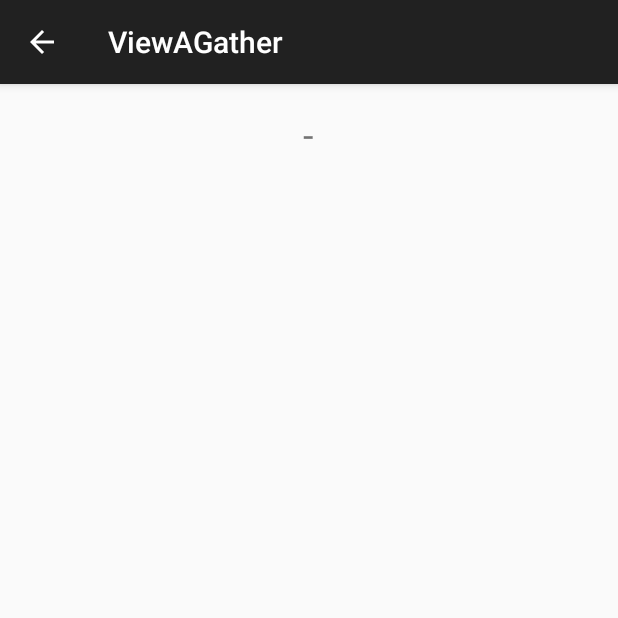
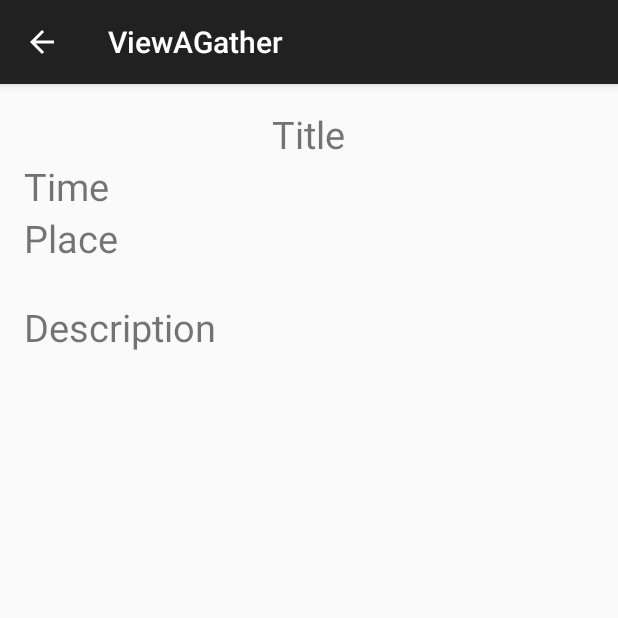
Before and after one commit to vechema/Event-App, an Android app: the ViewAGather screen opened directly, with no data from a screen before it, on a phone screen of 412 x 824 dp, the top half of it. Run offline under Robolectric (Android 15) with nearby library versions, the phone set to English and light mode, and no system bars; libraries missing offline, so code that uses them is left out: com.loopj.android; 2 statements that could not run were skipped.

Commit message:
Preliminary View a Gather is done

```diff
--- a/AndroidDemo/app/src/main/java/com/aptmini/jreacs/connexus/ViewAGather.java
+++ b/AndroidDemo/app/src/main/java/com/aptmini/jreacs/connexus/ViewAGather.java
@@ -63,8 +63,17 @@ public class ViewAGather extends ActionBarActivity {
                     s.o(start);
                     s.o(adStat);
 
-                    TextView myTextView= (TextView) findViewById(R.id.viewg_title);
-                    myTextView.setText(name);
+                    TextView titleTextView= (TextView) findViewById(R.id.viewg_title);
+                    titleTextView.setText(name);
+
+                    TextView timeTextView= (TextView) findViewById(R.id.viewg_time);
+                    timeTextView.setText(start + "to" + end);
+
+                    TextView placeTextView= (TextView) findViewById(R.id.viewg_place);
+                    placeTextView.setText(lat + " " + lng);
+
+                    TextView descriptionTextView= (TextView) findViewById(R.id.viewg_description);
+                    descriptionTextView.setText("Description: " + description);
 
                 } catch (JSONException j) {
                     System.out.println("JSON Error");
--- a/AndroidDemo/app/src/main/res/layout/activity_view_a_gather.xml
+++ b/AndroidDemo/app/src/main/res/layout/activity_view_a_gather.xml
@@ -8,7 +8,7 @@
     tools:context="com.aptmini.jreacs.connexus.ViewAGather">
 
     <TextView
-        android:text=" - "
+        android:text="Title"
         android:layout_height="wrap_content"
         android:id="@+id/viewg_title"
         android:layout_width="wrap_content"
@@ -17,4 +17,45 @@
         android:layout_centerHorizontal="true">
     </TextView>
 
+    <TextView
+        android:text="Time"
+        android:layout_height="wrap_content"
+        android:id="@+id/viewg_time"
+        android:layout_below="@+id/viewg_title"
+        android:layout_width="wrap_content"
+        android:textSize="25sp"
+        >
+    </TextView>
+
+    <TextView
+        android:text="Place"
+        android:layout_height="wrap_content"
+        android:id="@+id/viewg_place"
+        android:layout_below="@+id/viewg_time"
+        android:layout_width="wrap_content"
+        android:textSize="25sp"
+        >
+    </TextView>
+
+    <TextView
+        android:text=" "
+        android:layout_height="wrap_content"
+        android:id="@+id/viewg_hosts"
+        android:layout_below="@+id/viewg_place"
+        android:layout_width="wrap_content"
+        android:textSize="18sp"
+        >
+    </TextView>
+
+    <TextView
+        android:text="Description"
+        android:layout_height="wrap_content"
+        android:id="@+id/viewg_description"
+        android:layout_below="@+id/viewg_hosts"
+        android:layout_width="wrap_content"
+        android:textSize="25sp"
+        >
+    </TextView>
+
+
 </RelativeLayout>
```
